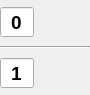
Old version of the form fractioninput.ui in the repository fthomas/fractions.
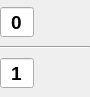
New version of the form.

Patch:
```diff
--- a/fractioninput.ui
+++ b/fractioninput.ui
@@ -7,7 +7,7 @@
     <x>0</x>
     <y>0</y>
     <width>90</width>
-    <height>95</height>
+    <height>97</height>
    </rect>
   </property>
   <property name="sizePolicy">
@@ -22,11 +22,6 @@
     <height>0</height>
    </size>
   </property>
-  <property name="font">
-   <font>
-    <kerning>true</kerning>
-   </font>
-  </property>
   <property name="windowTitle">
    <string>Form</string>
   </property>
```
Left out of the diff: 2 changed lines with no effect on the pictures.
